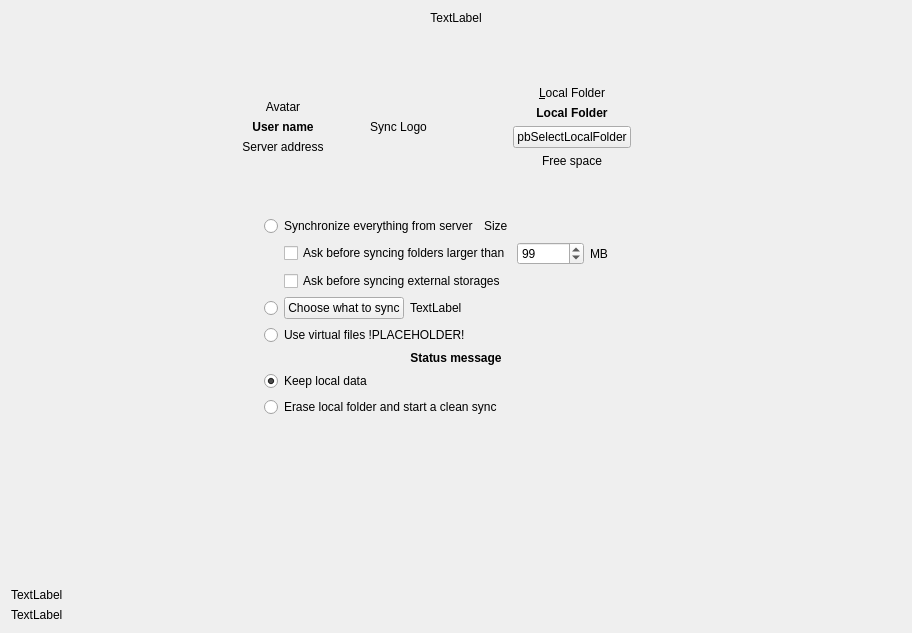
This is src/gui/wizard/owncloudadvancedsetuppage.ui in arifulislamat/nextcloud-desktop-sync as Qt 5 draws it before an edit. The edited form follows.
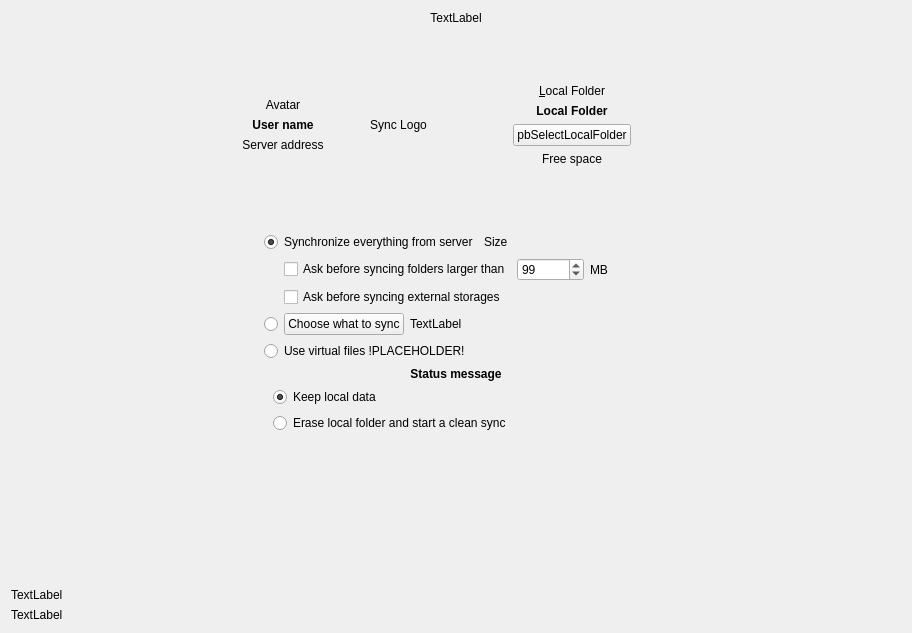
This is the edited form.

Commit message: Select sync everything as default

The edit to the form file:
```diff
--- a/src/gui/wizard/owncloudadvancedsetuppage.ui
+++ b/src/gui/wizard/owncloudadvancedsetuppage.ui
@@ -349,6 +349,9 @@
      <property name="topMargin">
       <number>0</number>
      </property>
+     <property name="bottomMargin">
+      <number>0</number>
+     </property>
      <item>
       <spacer name="horizontalSpacer_14">
        <property name="orientation">
@@ -363,9 +366,17 @@
       </spacer>
      </item>
      <item>
+      <layout class="QVBoxLayout" name="verticalLayout_7">
+       <property name="rightMargin">
+        <number>0</number>
+       </property>
+       <property name="bottomMargin">
+        <number>0</number>
+       </property>
+       <item>
       <layout class="QVBoxLayout" name="wSyncStrategy">
        <property name="topMargin">
-        <number>0</number>
+          <number>20</number>
        </property>
        <property name="bottomMargin">
         <number>0</number>
@@ -605,6 +616,14 @@
          </item>
         </layout>
        </item>
+        </layout>
+       </item>
+       <item>
+        <widget class="QWidget" name="resolutionWidget" native="true">
+         <layout class="QVBoxLayout" name="verticalLayout_9">
+          <property name="topMargin">
+           <number>0</number>
+          </property>
        <item>
         <widget class="QLabel" name="syncModeLabel">
          <property name="sizePolicy">
@@ -670,6 +689,9 @@
          <property name="checkable">
           <bool>true</bool>
          </property>
+           </widget>
+          </item>
+         </layout>
         </widget>
        </item>
       </layout>
```
Lines whose indentation alone changed are shown as unchanged.
